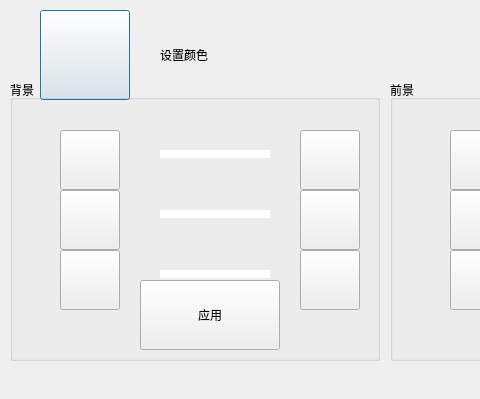
The window that src/XMusic/colordlg.ui (1028417/XMusic) describes before a commit, drawn with Qt 5; both pictures show x 0 to 480 and y 0 to 399 of the 801 by 399 pixel window.
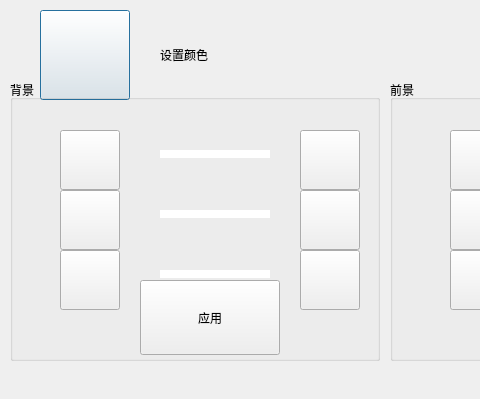
The same window after the commit. Icons and pictures are not drawn. Custom widgets are drawn as their Qt base class.

```diff
--- a/src/XMusic/colordlg.ui
+++ b/src/XMusic/colordlg.ui
@@ -321,7 +321,7 @@
       <x>130</x>
       <y>200</y>
       <width>140</width>
-      <height>70</height>
+      <height>75</height>
      </rect>
     </property>
     <property name="autoFillBackground">
```
